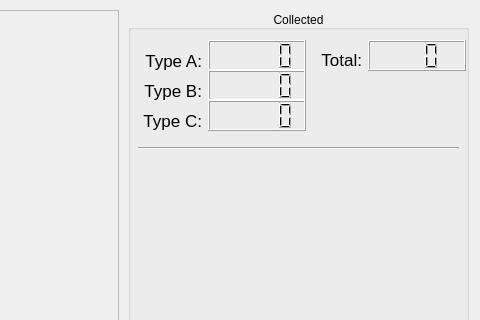
This is windows.ui in hungtooc/find-object as Qt 5 draws it before an edit; both pictures show x 592 to 1072 and y 0 to 320 of the 1072 by 684 pixel window. The edited form follows.
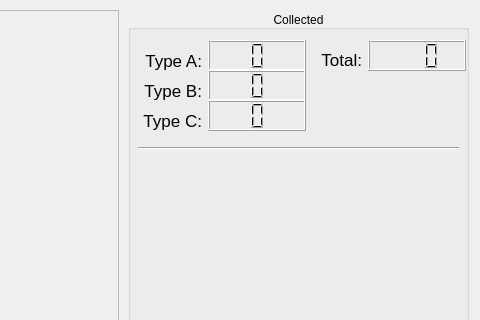
This is the edited form. The open tabs and pages were chosen to show the change. Icons and pictures are not drawn.

The edit to the form file:
```diff
--- a/windows.ui
+++ b/windows.ui
@@ -85,6 +85,21 @@
        <height>31</height>
       </rect>
      </property>
+     <property name="font">
+      <font>
+       <weight>50</weight>
+       <bold>false</bold>
+      </font>
+     </property>
+     <property name="frameShape">
+      <enum>QFrame::Box</enum>
+     </property>
+     <property name="smallDecimalPoint">
+      <bool>false</bool>
+     </property>
+     <property name="digitCount">
+      <number>1</number>
+     </property>
     </widget>
     <widget class="QLCDNumber" name="n_objectB">
      <property name="geometry">
@@ -95,6 +110,28 @@
        <height>31</height>
       </rect>
      </property>
+     <property name="font">
+      <font>
+       <weight>50</weight>
+       <bold>false</bold>
+       <stylestrategy>PreferDefault</stylestrategy>
+      </font>
+     </property>
+     <property name="cursor">
+      <cursorShape>ArrowCursor</cursorShape>
+     </property>
+     <property name="focusPolicy">
+      <enum>Qt::StrongFocus</enum>
+     </property>
+     <property name="frameShape">
+      <enum>QFrame::Box</enum>
+     </property>
+     <property name="smallDecimalPoint">
+      <bool>false</bool>
+     </property>
+     <property name="digitCount">
+      <number>1</number>
+     </property>
     </widget>
     <widget class="QLabel" name="label_3">
      <property name="geometry">
@@ -159,6 +196,21 @@
        <height>31</height>
       </rect>
      </property>
+     <property name="font">
+      <font>
+       <weight>50</weight>
+       <bold>false</bold>
+      </font>
+     </property>
+     <property name="frameShape">
+      <enum>QFrame::Box</enum>
+     </property>
+     <property name="smallDecimalPoint">
+      <bool>false</bool>
+     </property>
+     <property name="digitCount">
+      <number>1</number>
+     </property>
     </widget>
     <widget class="QLabel" name="label_7">
      <property name="geometry">
@@ -190,15 +242,17 @@
     <widget class="QLabel" name="label_8">
      <property name="geometry">
       <rect>
-       <x>170</x>
+       <x>183</x>
        <y>40</y>
-       <width>64</width>
+       <width>51</width>
        <height>21</height>
       </rect>
      </property>
      <property name="font">
       <font>
        <pointsize>13</pointsize>
+       <weight>50</weight>
+       <bold>false</bold>
       </font>
      </property>
      <property name="layoutDirection">
```
Left out of the diff: 8 changed lines with no effect on the pictures.
